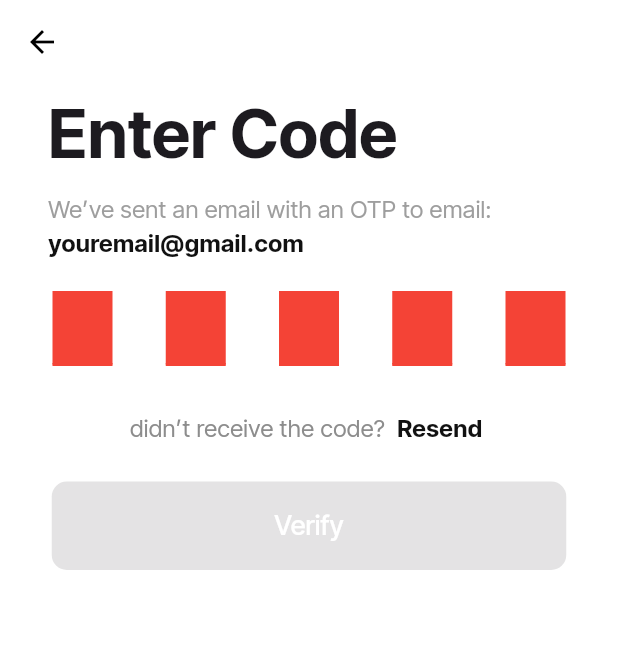
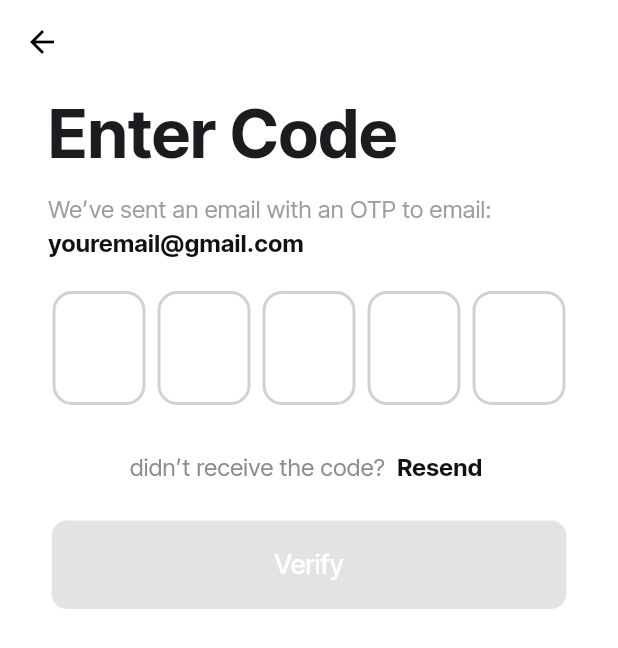
Before and after one commit to BondTime-New/Bondtime-App, a Flutter app: the OtpScreen screen opened by its route, on a phone screen of 412 x 824 dp. Shown: the top 648 px of the screen. Run offline on Flutter 3.47's test engine with Material 3 defaults, Android fonts, the phone set to English and light mode, and no system bars; drawn by our look-alikes of pin_code_fields; our stand-ins replace flutter_svg.

Commit message:
otp screen corrected with some designing issues

```diff
--- a/lib/otp_screen.dart
+++ b/lib/otp_screen.dart
@@ -86,6 +86,19 @@ class _OtpScreenState extends State<OtpScreen> {
                       MainAxisAlignment.spaceBetween, // Space between boxes
 
                   // Box style
+                  pinTheme: PinTheme(
+                    shape: PinCodeFieldShape.box,
+                    borderRadius: BorderRadius.circular(13),
+                    fieldHeight: 76,
+                    fieldWidth: 62,
+                    activeFillColor: Colors.white,
+                    inactiveFillColor: Colors.white,
+                    selectedFillColor: Colors.white,
+                    inactiveColor:
+                        Color(0xFFD1D1D1), // Grey border when inactive
+                    selectedColor: Colors.black, // Border when selected
+                    activeColor: Colors.black, // Border when active
+                  ),
 
                   animationDuration: const Duration(milliseconds: 300),
                   enableActiveFill: true, // Fill boxes with color
```
